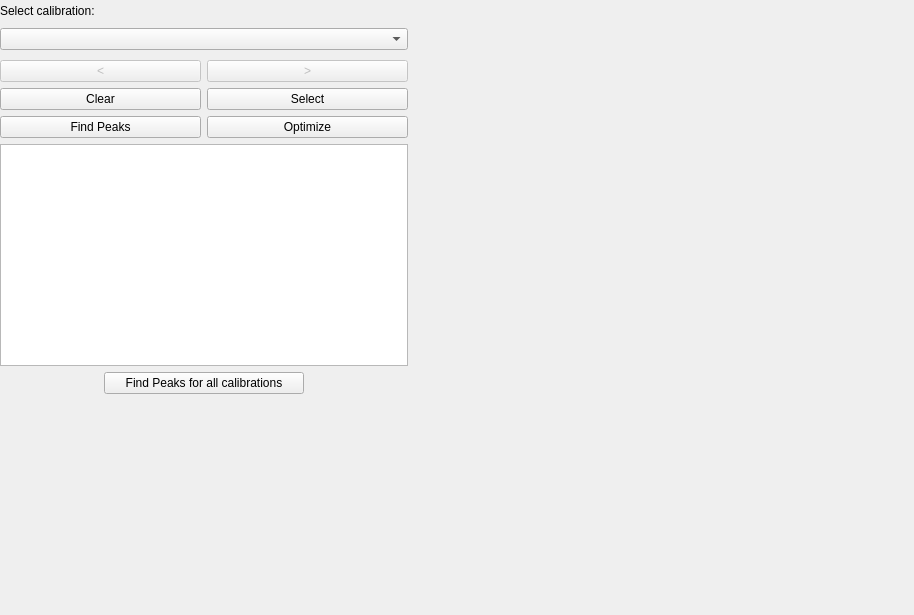
First picture: the form in bmicro/gui/extraction/extraction_view.ui, repository BrillouinMicroscopy/BMicro, before the edit.
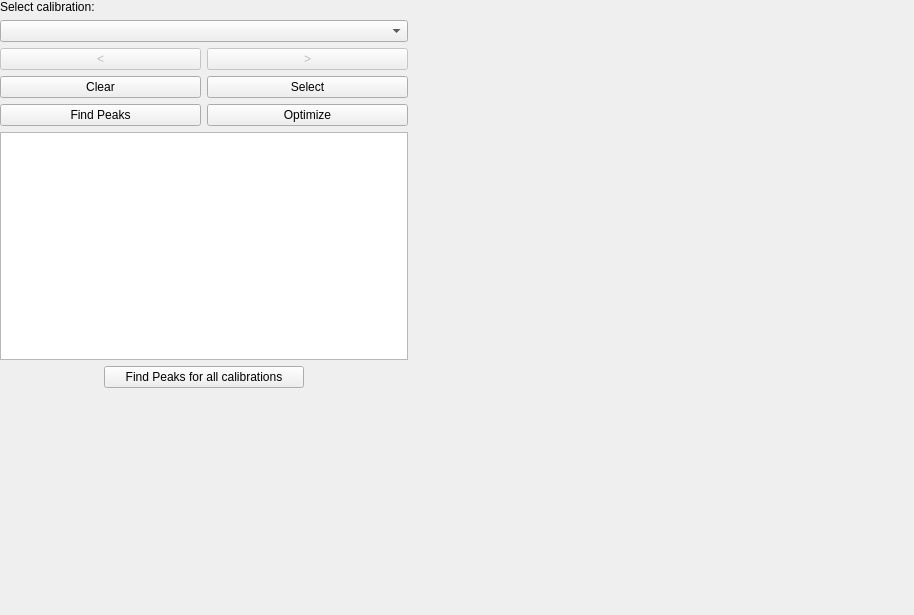
Second picture: the form after the edit.

Commit message: Fix small layout glitch in extraction view

The edit to the form file:
```diff
--- a/bmicro/gui/extraction/extraction_view.ui
+++ b/bmicro/gui/extraction/extraction_view.ui
@@ -31,17 +31,11 @@
      <item>
       <layout class="QVBoxLayout" name="verticalLayout_2">
        <item>
-        <widget class="QWidget" name="widget" native="true">
-         <property name="sizePolicy">
-          <sizepolicy hsizetype="Expanding" vsizetype="Fixed">
-           <horstretch>0</horstretch>
-           <verstretch>0</verstretch>
-          </sizepolicy>
-         </property>
+        <widget class="QWidget" name="widget_selection" native="true">
          <property name="minimumSize">
           <size>
            <width>400</width>
-           <height>54</height>
+           <height>70</height>
           </size>
          </property>
          <property name="maximumSize">
@@ -86,9 +80,6 @@
             </property>
            </widget>
           </item>
-         </layout>
-        </widget>
-       </item>
        <item>
         <layout class="QHBoxLayout" name="horizontalLayout_3">
          <item>
@@ -113,6 +104,9 @@
          </item>
         </layout>
        </item>
+         </layout>
+        </widget>
+       </item>
        <item>
         <widget class="QWidget" name="widget_3" native="true">
          <property name="sizePolicy">
@@ -229,9 +223,34 @@
         </widget>
        </item>
        <item>
-        <layout class="QHBoxLayout" name="horizontalLayout_4">
+        <widget class="QWidget" name="widget" native="true">
+         <property name="minimumSize">
+          <size>
+           <width>0</width>
+           <height>20</height>
+          </size>
+         </property>
+         <property name="maximumSize">
+          <size>
+           <width>700</width>
+           <height>16777215</height>
+          </size>
+         </property>
+         <layout class="QHBoxLayout" name="horizontalLayout_5">
+          <property name="leftMargin">
+           <number>0</number>
+          </property>
+          <property name="topMargin">
+           <number>0</number>
+          </property>
+          <property name="rightMargin">
+           <number>0</number>
+          </property>
+          <property name="bottomMargin">
+           <number>0</number>
+          </property>
          <item>
-          <spacer name="horizontalSpacer">
+           <spacer name="horizontalSpacer_2">
            <property name="orientation">
             <enum>Qt::Horizontal</enum>
            </property>
@@ -257,7 +276,7 @@
           </widget>
          </item>
          <item>
-          <spacer name="horizontalSpacer_2">
+           <spacer name="horizontalSpacer">
            <property name="orientation">
             <enum>Qt::Horizontal</enum>
            </property>
@@ -270,6 +289,7 @@
           </spacer>
          </item>
         </layout>
+        </widget>
        </item>
        <item>
         <spacer name="verticalSpacer">
```
Left out of the diff: 10 changed lines with no effect on the pictures. Lines whose indentation alone changed are shown as unchanged. The commit also changes 1 other file.
